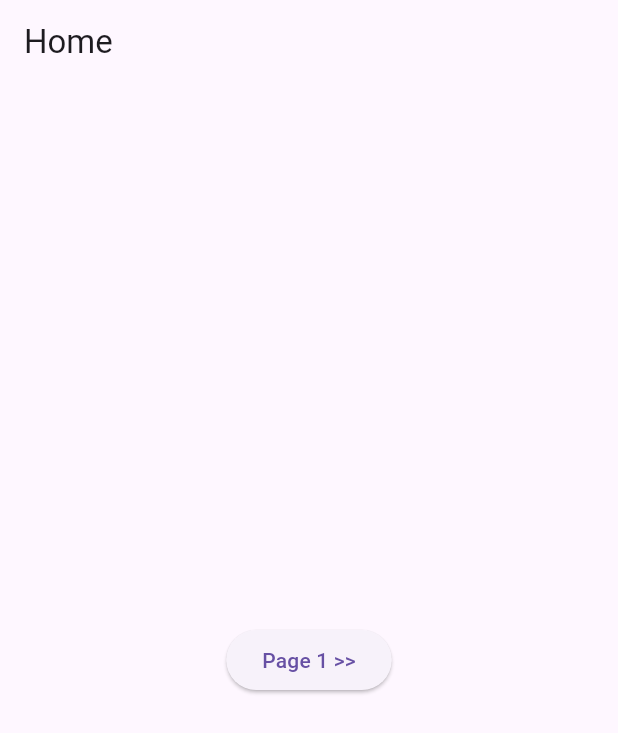
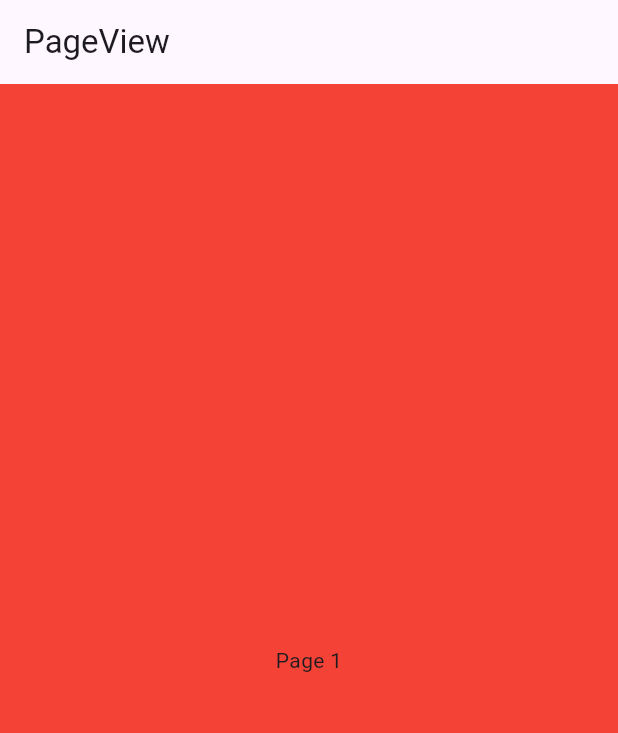
Before and after one commit to rafsanza-hub/learn-flutter, a Flutter app: the screen it shows after launch, on a phone screen of 412 x 824 dp. Shown: the top 733 px of the screen. Run offline on Flutter 3.47's test engine with Material 3 defaults, Android fonts, the phone set to English and light mode, and no system bars; our stand-ins replace animated_bottom_navigation_bar, faker, get, introduction_screen, lottie.

Commit message:
PageView

```diff
--- /dev/null
+++ b/lib/archive/mainRouteGetX.dart
@@ -0,0 +1,29 @@
+import 'package:flutter/material.dart';
+import 'package:get/get.dart';
+import 'package:second_app/archive/pagesRouteGetX/home.dart';
+import 'package:second_app/archive/pagesRouteGetX/page_1.dart';
+import 'package:second_app/archive/pagesRouteGetX/page_2.dart';
+import 'package:second_app/archive/pagesRouteGetX/page_3.dart';
+import 'package:second_app/archive/pagesRouteGetX/page_4.dart';
+
+void main() {
+  runApp(MyApp());
+}
+
+class MyApp extends StatelessWidget {
+  const MyApp({super.key});
+
+  @override
+  Widget build(BuildContext context) {
+    return GetMaterialApp(
+      home: const HomePage(),
+      getPages: [
+        GetPage(name: '/', page: () => const HomePage()),
+        GetPage(name: '/page_1', page: () => const PageSatu()),
+        GetPage(name: '/page_2', page: () => const PageDua()),
+        GetPage(name: '/page_3', page: () => const PageTiga()),
+        GetPage(name: '/page_4', page: () => const PageEmpat()),
+      ],
+    );
+  }
+}
--- a/lib/main.dart
+++ b/lib/main.dart
@@ -1,13 +1,7 @@
 import 'package:flutter/material.dart';
-import 'package:get/get.dart';
-import 'package:second_app/pages/home.dart';
-import 'package:second_app/pages/page_1.dart';
-import 'package:second_app/pages/page_2.dart';
-import 'package:second_app/pages/page_3.dart';
-import 'package:second_app/pages/page_4.dart';
 
 void main() {
-  runApp(MyApp());
+  runApp(const MyApp());
 }
 
 class MyApp extends StatelessWidget {
@@ -15,15 +9,43 @@ class MyApp extends StatelessWidget {
 
   @override
   Widget build(BuildContext context) {
-    return GetMaterialApp(
-      home: const HomePage(),
-      getPages: [
-        GetPage(name: '/', page: () => const HomePage()),
-        GetPage(name: '/page_1', page: () => const PageSatu()),
-        GetPage(name: '/page_2', page: () => const PageDua()),
-        GetPage(name: '/page_3', page: () => const PageTiga()),
-        GetPage(name: '/page_4', page: () => const PageEmpat()),
-      ],
+    return MaterialApp(
+      home: HomePage(),
     );
   }
 }
+
+class HomePage extends StatelessWidget {
+  const HomePage({super.key});
+
+  @override
+  Widget build(BuildContext context) {
+    return Scaffold(
+      appBar: AppBar(
+        title: Text("PageView"),
+      ),
+      body: Center(
+        child: PageView(children: [
+          Container(
+            color: Colors.red,
+            child: const Center(
+              child: Text("Page 1"),
+            ),
+          ),
+          Container(
+            color: Colors.green,
+            child: const Center(
+              child: Text("Page 2"),
+            ),
+          ),
+          Container(
+            color: Colors.blue,
+            child: const Center(
+              child: Text("Page 3"),
+            ),
+          )
+        ]),
+      ),
+    );
+  }
+}
```
Also changed, not shown: lib/archive/pagesRouteGetX/home.dart (renamed from lib/pages/home.dart), lib/archive/pagesRouteGetX/page_1.dart (renamed from lib/pages/page_1.dart), lib/archive/pagesRouteGetX/page_2.dart (renamed from lib/pages/page_2.dart), lib/archive/pagesRouteGetX/page_3.dart (renamed from lib/pages/page_3.dart), lib/archive/pagesRouteGetX/page_4.dart (renamed from lib/pages/page_4.dart).
